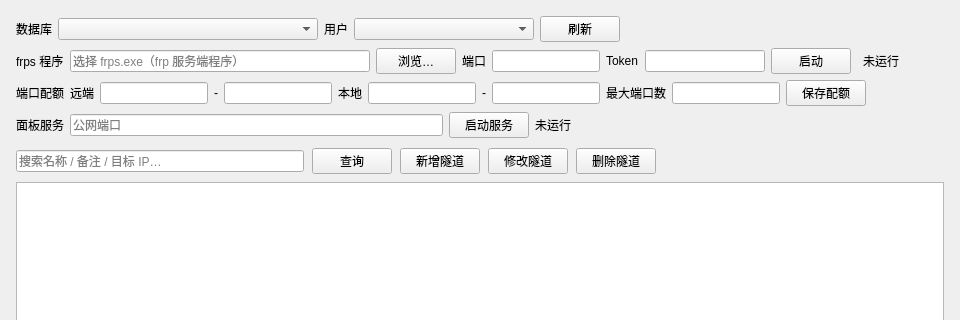
First picture: the form in src/ServerTunnelPage.ui, repository CCA8798/SimpleFrpPanel, before the edit; both pictures show x 0 to 960 and y 0 to 320 of the 960 by 640 pixel window.
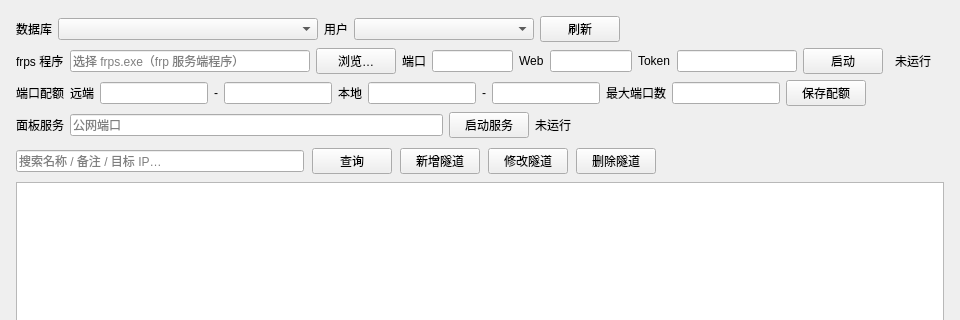
Second picture: the form after the edit. Custom widgets are drawn as their Qt base class.

Commit message:
修复 frps 启动端口被占用（7500 bind 失败）
根因：7500 仪表盘端口被占用（最常见是上一次程序异常退出后残留的 frps
孤儿进程仍占着端口），而端口无法在界面修改，报错只有 frps 日志里一行
cryptic 的 bind 错误

修复：
1. 启动/重启 frps 前预检 bindPort 与仪表盘端口（PortChecker 试绑定），
   占用时弹出可操作的提示（残留进程/其他程序，结束进程或改端口）
2. 仪表盘端口（Web）改为界面可编辑，随 frps 端口/Token 一起保存到数据库
3. 热重启路径同样预检，占用时拒绝重启并记录日志

Patch:
```diff
--- a/src/ServerTunnelPage.ui
+++ b/src/ServerTunnelPage.ui
@@ -121,7 +121,7 @@
          <widget class="ElaLineEdit" name="frpsPathEdit">
           <property name="minimumSize">
            <size>
-            <width>300</width>
+            <width>240</width>
             <height>0</height>
            </size>
           </property>
@@ -154,6 +154,29 @@
             <width>70</width>
             <height>0</height>
            </size>
+          </property>
+          <property name="toolTip">
+           <string>frps 绑定端口（客户端 frpc 连接端口）</string>
+          </property>
+         </widget>
+        </item>
+        <item>
+         <widget class="QLabel" name="webPortLabel">
+          <property name="text">
+           <string>Web</string>
+          </property>
+         </widget>
+        </item>
+        <item>
+         <widget class="ElaLineEdit" name="webPortEdit">
+          <property name="minimumSize">
+           <size>
+            <width>60</width>
+            <height>0</height>
+           </size>
+          </property>
+          <property name="toolTip">
+           <string>frps 仪表盘端口（流量监控数据源）</string>
           </property>
          </widget>
         </item>
```
The commit also changes 2 other files.
